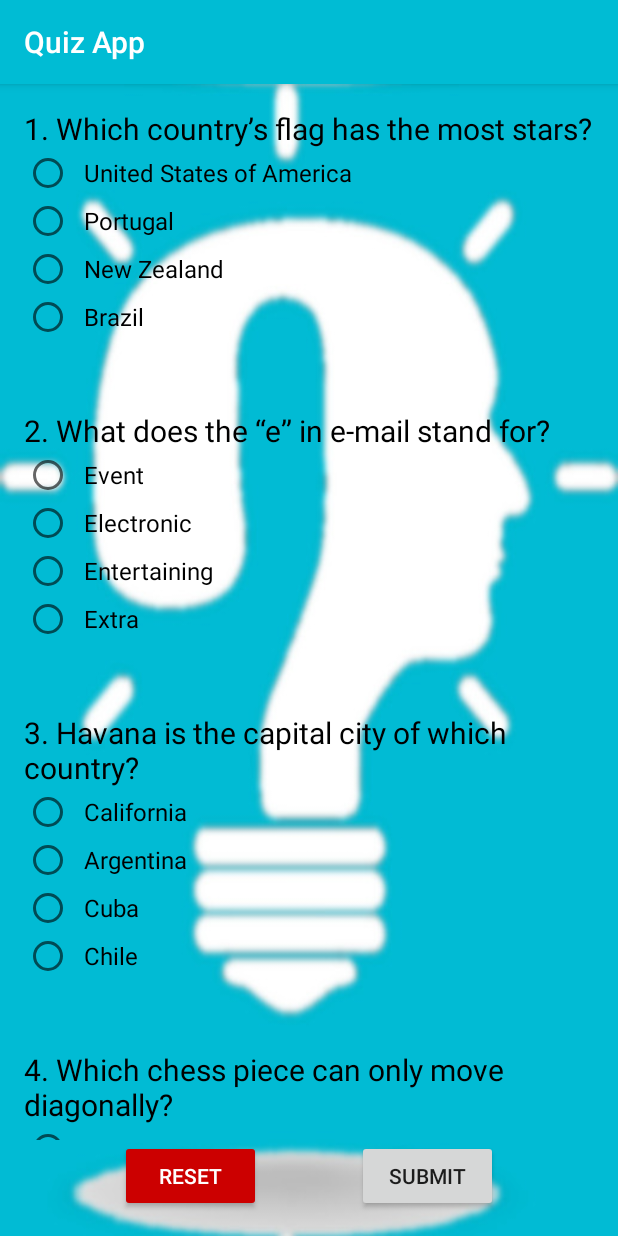
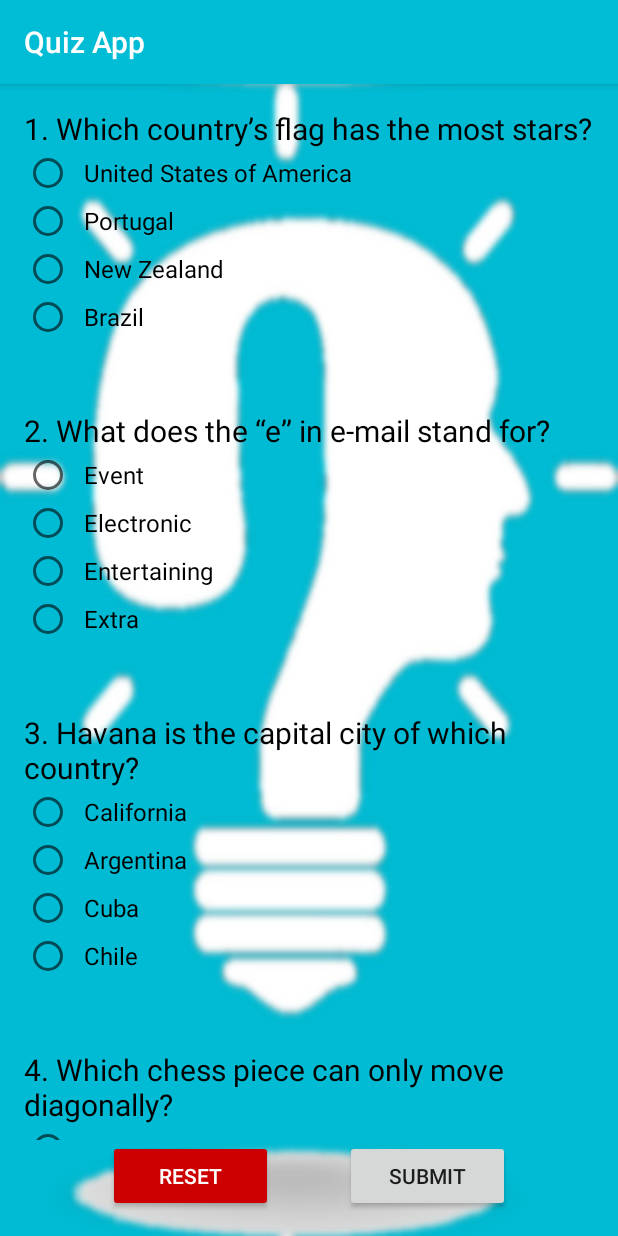
Before and after one commit to tonyawino/Udacity-Quiz-App, an Android app: the screen it shows after launch (MainActivity), on a phone screen of 412 x 824 dp. Run offline under Robolectric (Android 15) with nearby library versions, the light colour scheme and no system bars.

Commit message:
Resize submit and reset buttons, display score out of 8

```diff
--- a/app/src/main/res/layout/activity_main.xml
+++ b/app/src/main/res/layout/activity_main.xml
@@ -502,8 +502,8 @@
             android:layout_width="0dp"
             android:layout_height="wrap_content"
             android:layout_gravity="center"
-            android:layout_marginLeft="64dp"
-            android:layout_marginRight="32dp"
+            android:layout_marginLeft="56dp"
+            android:layout_marginRight="24dp"
             android:layout_weight="1"
             android:backgroundTint="@android:color/holo_red_dark"
             android:onClick="reset"
@@ -515,8 +515,8 @@
             android:layout_width="0dp"
             android:layout_height="wrap_content"
             android:layout_gravity="center"
-            android:layout_marginLeft="32dp"
-            android:layout_marginRight="64dp"
+            android:layout_marginLeft="24dp"
+            android:layout_marginRight="56dp"
             android:layout_weight="1"
             android:onClick="submit"
             android:text="submit"
--- a/app/src/main/res/values/strings.xml
+++ b/app/src/main/res/values/strings.xml
@@ -37,7 +37,7 @@
     <string name="question_seven_option_three">Canada</string>
     <string name="question_seven_option_four">Mexico</string>
     <string name="question_eight_answer">1415</string>
-    <string name="answer">Your score is: %1$d</string>
+    <string name="answer">Your score is: %1$d out of 8</string>
     <string name="unanswered">Question %1$s is unanswered</string>
     <string name="invalid">Question eight does not have a valid year</string>
 
```
Also changed, not shown: 1 other file.
